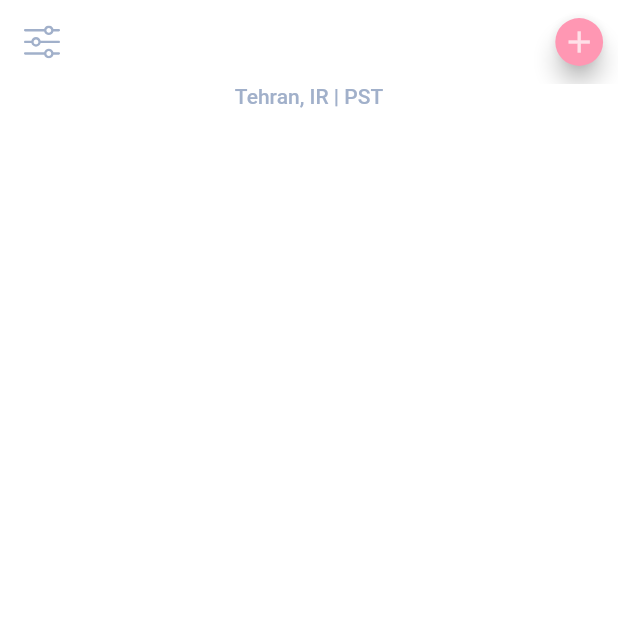
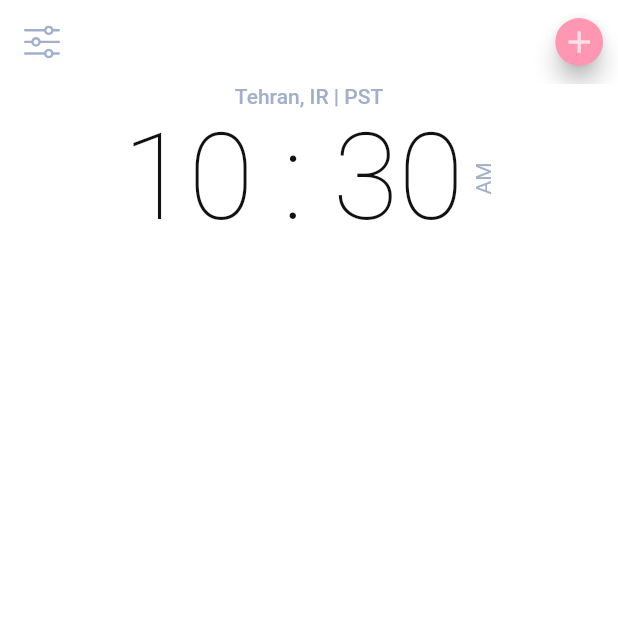
Before and after one commit to RShpd/analog_themed_clock, a Flutter app: the screen it shows after launch, on a phone screen of 412 x 824 dp, the top half of it. Run offline on Flutter 3.47's test engine with Material 2 defaults, Android fonts, the phone set to English and light mode, and no system bars; our stand-ins replace flutter_svg, google_fonts.

Commit message:
add digital clock widget

```diff
--- a/lib/screens/home_screen.dart
+++ b/lib/screens/home_screen.dart
@@ -1,4 +1,5 @@
 import 'package:analog_clock/size_config.dart';
+import 'package:analog_clock/widgets/digital_clock_widget.dart';
 import 'package:flutter/material.dart';
 import 'package:flutter_svg/flutter_svg.dart';
 
@@ -18,7 +19,8 @@ class HomeScreen extends StatelessWidget {
             Text(
               'Tehran, IR | PST',
               style: Theme.of(context).textTheme.bodyText1,
-            )
+            ),
+            DigitalClockWidget(),
           ],
         ),
       ),
--- /dev/null
+++ b/lib/widgets/digital_clock_widget.dart
@@ -0,0 +1,39 @@
+import 'dart:async';
+
+import 'package:flutter/material.dart';
+import 'package:flutter/widgets.dart';
+
+class DigitalClockWidget extends StatefulWidget {
+  @override
+  _DigitalClockWidgetState createState() => _DigitalClockWidgetState();
+}
+
+class _DigitalClockWidgetState extends State<DigitalClockWidget> {
+  TimeOfDay _timeOfDay = TimeOfDay.now();
+
+  @override
+  void initState() {
+    super.initState();
+    Timer.periodic(Duration(seconds: 1), (timer) {
+      if (TimeOfDay.now().minute != _timeOfDay.minute) {
+        setState(() => _timeOfDay = TimeOfDay.now());
+      }
+    });
+  }
+
+  @override
+  Widget build(BuildContext context) {
+    String _period = _timeOfDay.period == DayPeriod.am ? "AM" : "PM";
+    return Row(
+      mainAxisAlignment: MainAxisAlignment.center,
+      children: [
+        Text(
+          '${_timeOfDay.hourOfPeriod.toString().padLeft(2, '0')} : ${_timeOfDay.minute.toString().padLeft(2, '0')}',
+          style: Theme.of(context).textTheme.headline1,
+        ),
+        SizedBox(width: 5),
+        RotatedBox(quarterTurns: 3, child: Text(_period)),
+      ],
+    );
+  }
+}
```
